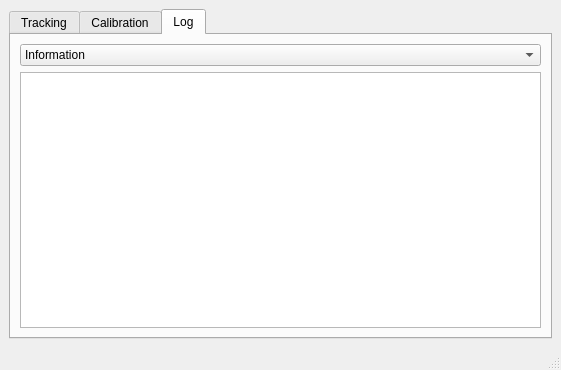
The window that solar_drive.ui (badders/solar_drive) describes before a commit, drawn with Qt 5.
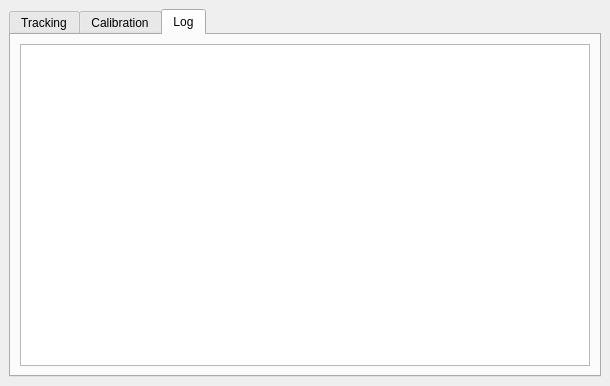
The same window after the commit. The open tabs and pages were chosen to show the change.

Commit message: Capture logging to ui

```diff
--- a/solar_drive.ui
+++ b/solar_drive.ui
@@ -6,8 +6,8 @@
    <rect>
     <x>0</x>
     <y>0</y>
-    <width>561</width>
-    <height>370</height>
+    <width>610</width>
+    <height>386</height>
    </rect>
   </property>
   <property name="windowTitle">
@@ -17,6 +17,9 @@
    <layout class="QHBoxLayout" name="horizontalLayout_2">
     <item>
      <widget class="QTabWidget" name="tabWidget">
+      <property name="tabShape">
+       <enum>QTabWidget::Rounded</enum>
+      </property>
       <property name="currentIndex">
        <number>0</number>
       </property>
@@ -528,20 +531,6 @@
         <string>Log</string>
        </attribute>
        <layout class="QVBoxLayout" name="verticalLayout_5">
-        <item>
-         <widget class="QComboBox" name="logLevel">
-          <item>
-           <property name="text">
-            <string>Information</string>
-           </property>
-          </item>
-          <item>
-           <property name="text">
-            <string>Debug</string>
-           </property>
-          </item>
-         </widget>
-        </item>
         <item>
          <widget class="QTextEdit" name="logViewer">
           <property name="readOnly">
@@ -555,7 +544,6 @@
     </item>
    </layout>
   </widget>
-  <widget class="QStatusBar" name="statusBar"/>
  </widget>
  <resources/>
  <connections/>
```
Left out of the diff: 17 changed lines with no effect on the pictures. The commit also changes 1 other file.
